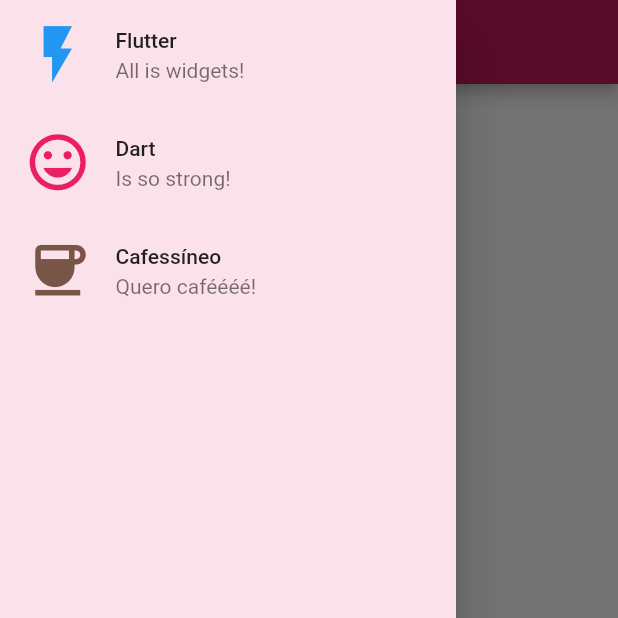
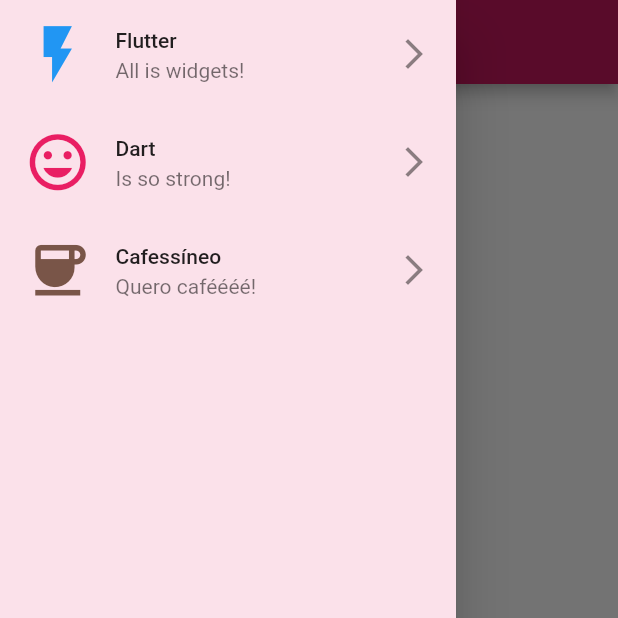
Before and after one commit to LucasMonteir0/exercicios_cubos, a Flutter app: the MyDrawerApp screen opened directly, with the side drawer open, on a phone screen of 412 x 824 dp, the top half of it. Run offline on Flutter 3.47's test engine with Material 2 defaults, Android fonts, the phone set to English and light mode, and no system bars.

Commit message:
upando exercicios

```diff
--- a/layouts/lib/ex1.dart
+++ b/layouts/lib/ex1.dart
@@ -36,10 +36,10 @@
           ),
         ),
         backgroundColor: theme.colorScheme.primary,
-        leading: IconButton(
-          onPressed: (() {}),
-          icon: const Icon(Icons.coffee),
+        leading: const Icon(
+          Icons.coffee,
           color: Colors.brown,
+          size: 35,
         ),
       ),
     );
--- a/layouts/lib/ex2.dart
+++ b/layouts/lib/ex2.dart
@@ -27,37 +27,29 @@
           style: TextStyle(color: Colors.pink.shade100),
         ),
         backgroundColor: Colors.pink.shade700,
+        // actions: [Drawer()],
       ),
       drawer: Drawer(
         backgroundColor: const Color.fromARGB(255, 251, 225, 234),
         child: ListView(
           children: const [
             ListTile(
-              leading: Icon(
-                Icons.flash_on, // arrow ou chevron
-                size: 45,
-                color: Colors.blue,
-              ),
+              leading: Icon(Icons.flash_on, size: 45, color: Colors.blue),
               title: Text('Flutter'),
               subtitle: Text('All is widgets!'),
+              trailing: Icon(Icons.arrow_forward_ios_sharp),
             ),
             ListTile(
-              leading: Icon(
-                Icons.tag_faces, // arrow ou chevron
-                size: 45,
-                color: Colors.pink,
-              ),
+              leading: Icon(Icons.tag_faces, size: 45, color: Colors.pink),
               title: Text('Dart'),
               subtitle: Text('Is so strong!'),
+              trailing: Icon(Icons.arrow_forward_ios_sharp),
             ),
             ListTile(
-              leading: Icon(
-                Icons.coffee, // arrow ou chevron
-                size: 45,
-                color: Colors.brown,
-              ),
+              leading: Icon(Icons.coffee, size: 45, color: Colors.brown),
               title: Text('Cafessíneo'),
               subtitle: Text('Quero caféééé!'),
+              trailing: Icon(Icons.arrow_forward_ios_sharp),
             ),
           ],
         ),
```
